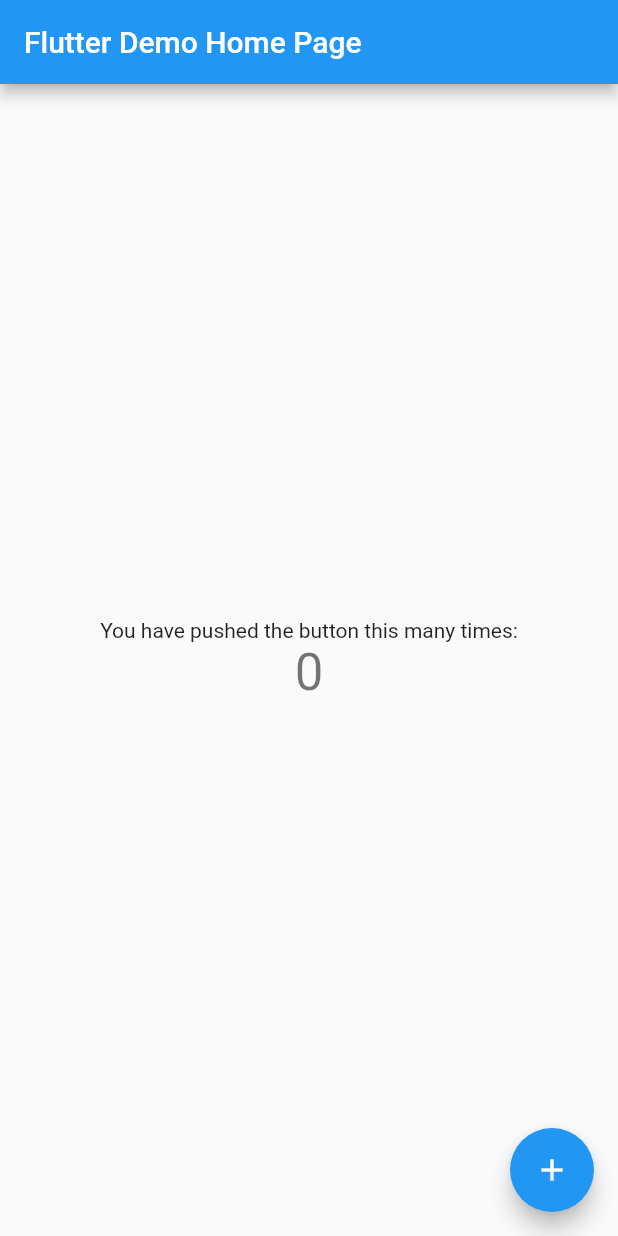
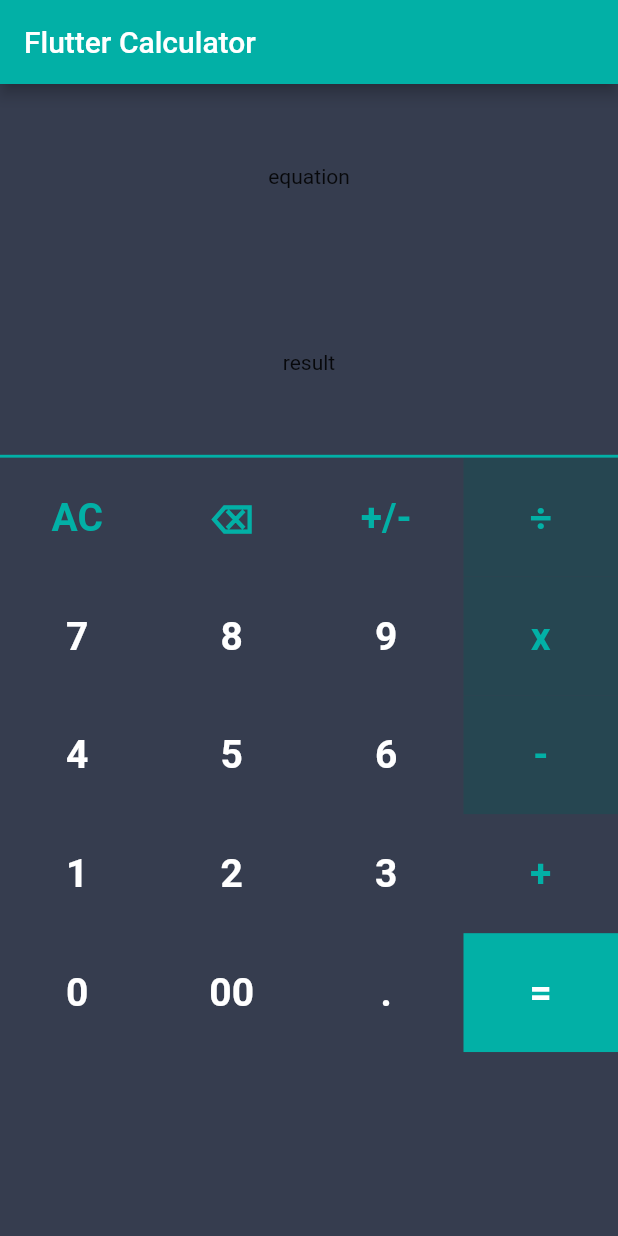
Before and after one commit to mlph-jandag/flutter-calculator, a Flutter app: the screen it shows after launch, on a phone screen of 412 x 824 dp. Run offline on Flutter 3.47's test engine with Material 2 defaults, Android fonts, the phone set to English and light mode, and no system bars; our stand-ins replace flutter_hooks, hooks_riverpod.

Commit message:
Add calculator view layout

```diff
--- a/lib/main.dart
+++ b/lib/main.dart
@@ -1,7 +1,10 @@
 import 'package:flutter/material.dart';
+import 'package:flutter_calculator/screens/calculator/calculator_view.dart';
+import 'package:flutter_calculator/utils/common.dart';
+import 'package:hooks_riverpod/hooks_riverpod.dart';
 
 void main() {
-  runApp(const MyApp());
+  runApp(const ProviderScope(child: MyApp()));
 }
 
 class MyApp extends StatelessWidget {
@@ -11,105 +14,17 @@ class MyApp extends StatelessWidget {
   @override
   Widget build(BuildContext context) {
     return MaterialApp(
-      title: 'Flutter Demo',
+      title: 'Flutter Calculator',
       theme: ThemeData(
-        // This is the theme of your application.
-        //
-        // Try running your application with "flutter run". You'll see the
-        // application has a blue toolbar. Then, without quitting the app, try
-        // changing the primarySwatch below to Colors.green and then invoke
-        // "hot reload" (press "r" in the console where you ran "flutter run",
-        // or simply save your changes to "hot reload" in a Flutter IDE).
-        // Notice that the counter didn't reset back to zero; the application
-        // is not restarted.
-        primarySwatch: Colors.blue,
+        colorScheme: ColorScheme.fromSwatch().copyWith(
+          primary: Common.primaryColor,
+          background: const Color(0xff363d4f),
+        ),
+        scaffoldBackgroundColor: const Color(0xff363d4f),
+        dividerColor: Common.primaryColor,
       ),
-      home: const MyHomePage(title: 'Flutter Demo Home Page'),
+      home: const CalculatorView(),
+      initialRoute: '/',
     );
   }
 }
-
-class MyHomePage extends StatefulWidget {
-  const MyHomePage({Key? key, required this.title}) : super(key: key);
-
-  // This widget is the home page of your application. It is stateful, meaning
-  // that it has a State object (defined below) that contains fields that affect
-  // how it looks.
-
-  // This class is the configuration for the state. It holds the values (in this
-  // case the title) provided by the parent (in this case the App widget) and
-  // used by the build method of the State. Fields in a Widget subclass are
-  // always marked "final".
-
-  final String title;
-
-  @override
-  State<MyHomePage> createState() => _MyHomePageState();
-}
-
-class _MyHomePageState extends State<MyHomePage> {
-  int _counter = 0;
-
-  void _incrementCounter() {
-    setState(() {
-      // This call to setState tells the Flutter framework that something has
-      // changed in this State, which causes it to rerun the build method below
-      // so that the display can reflect the updated values. If we changed
-      // _counter without calling setState(), then the build method would not be
-      // called again, and so nothing would appear to happen.
-      _counter++;
-    });
-  }
-
-  @override
-  Widget build(BuildContext context) {
-    // This method is rerun every time setState is called, for instance as done
-    // by the _incrementCounter method above.
-    //
-    // The Flutter framework has been optimized to make rerunning build methods
-    // fast, so that you can just rebuild anything that needs updating rather
-    // than having to individually change instances of widgets.
-    return Scaffold(
-      appBar: AppBar(
-        // Here we take the value from the MyHomePage object that was created by
-        // the App.build method, and use it to set our appbar title.
-        title: Text(widget.title),
-      ),
-      body: Center(
-        // Center is a layout widget. It takes a single child and positions it
-        // in the middle of the parent.
-        child: Column(
-          // Column is also a layout widget. It takes a list of children and
-          // arranges them vertically. By default, it sizes itself to fit its
-          // children horizontally, and tries to be as tall as its parent.
-          //
-          // Invoke "debug painting" (press "p" in the console, choose the
-          // "Toggle Debug Paint" action from the Flutter Inspector in Android
-          // Studio, or the "Toggle Debug Paint" command in Visual Studio Code)
-          // to see the wireframe for each widget.
-          //
-          // Column has various properties to control how it sizes itself and
-          // how it positions its children. Here we use mainAxisAlignment to
-          // center the children vertically; the main axis here is the vertical
-          // axis because Columns are vertical (the cross axis would be
-          // horizontal).
-          mainAxisAlignment: MainAxisAlignment.center,
-          children: <Widget>[
-            const Text(
-              'You have pushed the button this many times:',
-            ),
-            Text(
-              '$_counter',
-              style: Theme.of(context).textTheme.headline4,
-            ),
-          ],
-        ),
-      ),
-      floatingActionButton: FloatingActionButton(
-        onPressed: _incrementCounter,
-        tooltip: 'Increment',
-        child: const Icon(Icons.add),
-      ), // This trailing comma makes auto-formatting nicer for build methods.
-    );
-  }
-}
--- /dev/null
+++ b/lib/providers/calculator_provider.dart
@@ -0,0 +1,14 @@
+import 'package:flutter/cupertino.dart';
+
+class CalculatorChangeNotifier extends ChangeNotifier {
+  int _count = 0;
+
+  Future<void> increment() async {
+    _count += 1;
+    notifyListeners();
+  }
+
+  int get count {
+    return _count;
+  }
+}
--- /dev/null
+++ b/lib/screens/calculator/calculator_button.dart
@@ -0,0 +1,42 @@
+import 'package:flutter/material.dart';
+import 'package:flutter_calculator/utils/common.dart';
+
+class CalculatorButton extends StatelessWidget {
+  final String label;
+  final bool isSpecial;
+  final bool isOperator;
+  final bool isEqualSign;
+
+  const CalculatorButton(this.label,
+      {Key? key,
+      this.isSpecial = false,
+      this.isOperator = false,
+      this.isEqualSign = false})
+      : super(key: key);
+
+  @override
+  Widget build(BuildContext context) {
+    final screenData = MediaQuery.of(context).size;
+    return InkWell(
+      onTap: () {
+        print('btn tap $label');
+      },
+      child: Container(
+        color: isOperator
+            ? Common.primaryBgColor
+            : isEqualSign
+                ? Common.primaryColor
+                : Common.secondaryColor,
+        child: Center(
+          child: Text(
+            label,
+            style: isSpecial
+                ? Common.calculatorBtnTextStyle
+                    .copyWith(color: Common.primaryColor)
+                : Common.calculatorBtnTextStyle.copyWith(color: Colors.white),
+          ),
+        ),
+      ),
+    );
+  }
+}
--- /dev/null
+++ b/lib/screens/calculator/calculator_view.dart
@@ -0,0 +1,111 @@
+import 'package:flutter/material.dart';
+import 'package:flutter_calculator/providers/calculator_provider.dart';
+import 'package:flutter_calculator/screens/calculator/calculator_button.dart';
+import 'package:flutter_hooks/flutter_hooks.dart';
+
+T useChangeNotifierListenable<T extends ChangeNotifier>(T data) {
+  final state = useState<T>(data);
+  return useListenable(state.value);
+}
+
+class CalculatorView extends HookWidget {
+  const CalculatorView({Key? key}) : super(key: key);
+
+  @override
+  Widget build(BuildContext context) {
+    final screenData = MediaQuery.of(context).size;
+
+    final calculatorChangeNotifier =
+        useChangeNotifierListenable(CalculatorChangeNotifier());
+
+    return Scaffold(
+      appBar: AppBar(
+        title: const Text('Flutter Calculator'),
+      ),
+      body: Column(children: [
+        Container(
+          height: screenData.height * 0.3,
+          child: Column(
+            children: [
+              Expanded(
+                child: Container(
+                  child: Center(child: Text('equation')),
+                ),
+              ),
+              Expanded(
+                child: Container(
+                  child: Center(child: Text('result')),
+                ),
+              )
+            ],
+          ),
+        ),
+        Divider(thickness: 2, height: 2),
+        Expanded(
+          child: Container(
+            width: double.infinity,
+            child: GridView.count(
+              shrinkWrap: true,
+              crossAxisCount: 4,
+              childAspectRatio: 1.3,
+              physics: NeverScrollableScrollPhysics(),
+              children: _buildCalculatorButtons(),
+            ),
+          ),
+        ),
+      ]),
+    );
+  }
+
+  List<Widget> _buildCalculatorButtons() {
+    return [
+      CalculatorButton(
+        'AC',
+        isSpecial: true,
+      ),
+      CalculatorButton(
+        '⌫',
+        isSpecial: true,
+      ),
+      CalculatorButton(
+        '+/-',
+        isSpecial: true,
+      ),
+      CalculatorButton(
+        '÷',
+        isSpecial: true,
+        isOperator: true,
+      ),
+      CalculatorButton('7'),
+      CalculatorButton('8'),
+      CalculatorButton('9'),
+      CalculatorButton(
+        'x',
+        isSpecial: true,
+        isOperator: true,
+      ),
+      CalculatorButton('4'),
+      CalculatorButton('5'),
+      CalculatorButton('6'),
+      CalculatorButton(
+        '-',
+        isSpecial: true,
+        isOperator: true,
+      ),
+      CalculatorButton('1'),
+      CalculatorButton('2'),
+      CalculatorButton('3'),
+      CalculatorButton(
+        '+',
+        isSpecial: true,
+      ),
+      CalculatorButton('0'),
+      CalculatorButton('00'),
+      CalculatorButton('.'),
+      CalculatorButton('=', isEqualSign: true),
+    ];
+  }
+
+  Future<void> _incrementCounter(
+      CalculatorChangeNotifier calculatorChangeNotifier) async {}
+}
--- /dev/null
+++ b/lib/utils/common.dart
@@ -0,0 +1,13 @@
+import 'package:flutter/cupertino.dart';
+
+class Common {
+  static const TextStyle pageHeadingTextStyle =
+      TextStyle(fontSize: 26, fontWeight: FontWeight.w700);
+
+  static const TextStyle calculatorBtnTextStyle =
+      TextStyle(fontSize: 26, fontWeight: FontWeight.w700);
+
+  static const primaryColor = Color(0xff02b0a6);
+  static const primaryBgColor = Color(0xff264651);
+  static const secondaryColor = Color(0xff363d4f);
+}
--- a/pubspec.yaml
+++ b/pubspec.yaml
@@ -29,7 +29,11 @@ environment:
 dependencies:
   flutter:
     sdk: flutter
-
+  flutter_hooks: 0.17.0
+  riverpod: 0.14.0+3
+  hooks_riverpod: 0.14.0+4
+  state_notifier: 0.7.0
+  math_expressions: ^2.3.0
 
   # The following adds the Cupertino Icons font to your application.
   # Use with the CupertinoIcons class for iOS style icons.
```
Also changed, not shown: pubspec.lock.
